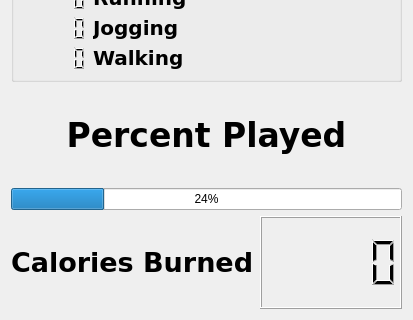
Old version of the form GUI/playerStats.ui in the repository vasav123/LoadManager; both pictures show x 0 to 413 and y 577 to 897 of the 413 by 897 pixel window.
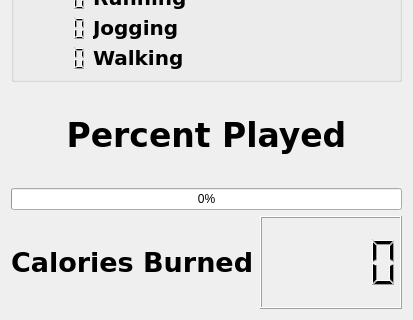
New version of the form.

Patch:
```diff
--- a/GUI/playerStats.ui
+++ b/GUI/playerStats.ui
@@ -138,7 +138,7 @@
    <item row="7" column="0" colspan="2">
     <widget class="QProgressBar" name="percentPlayed">
      <property name="value">
-      <number>24</number>
+      <number>0</number>
      </property>
     </widget>
    </item>
```
Left out of the diff: 2 changed lines with no effect on the pictures.
